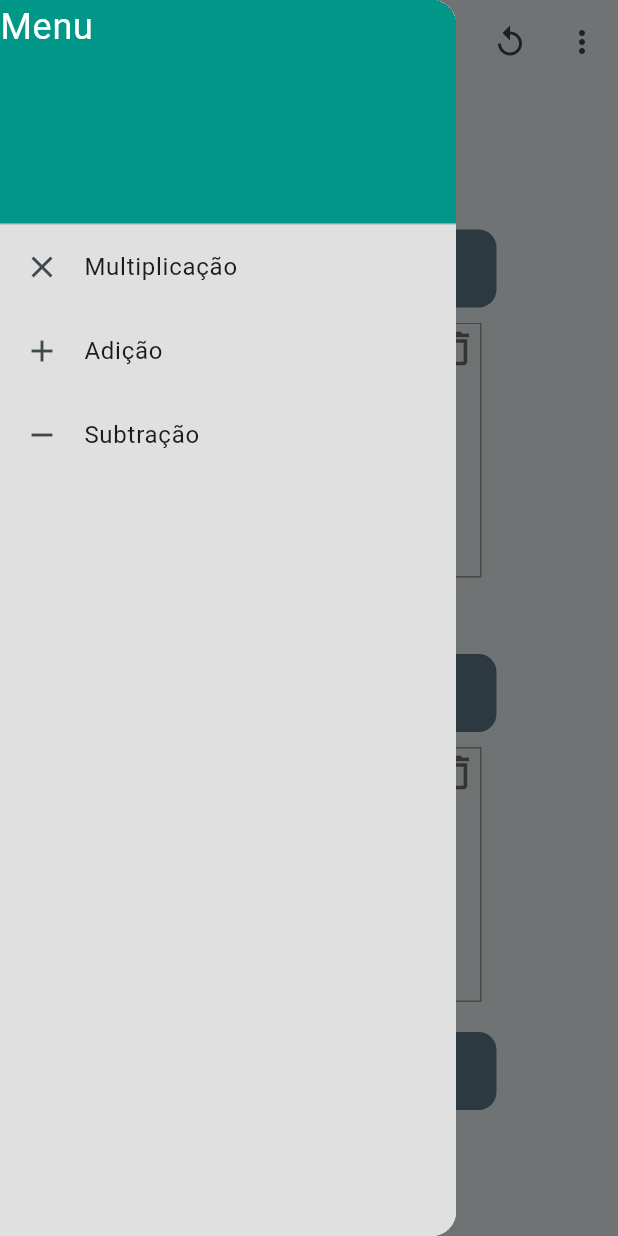
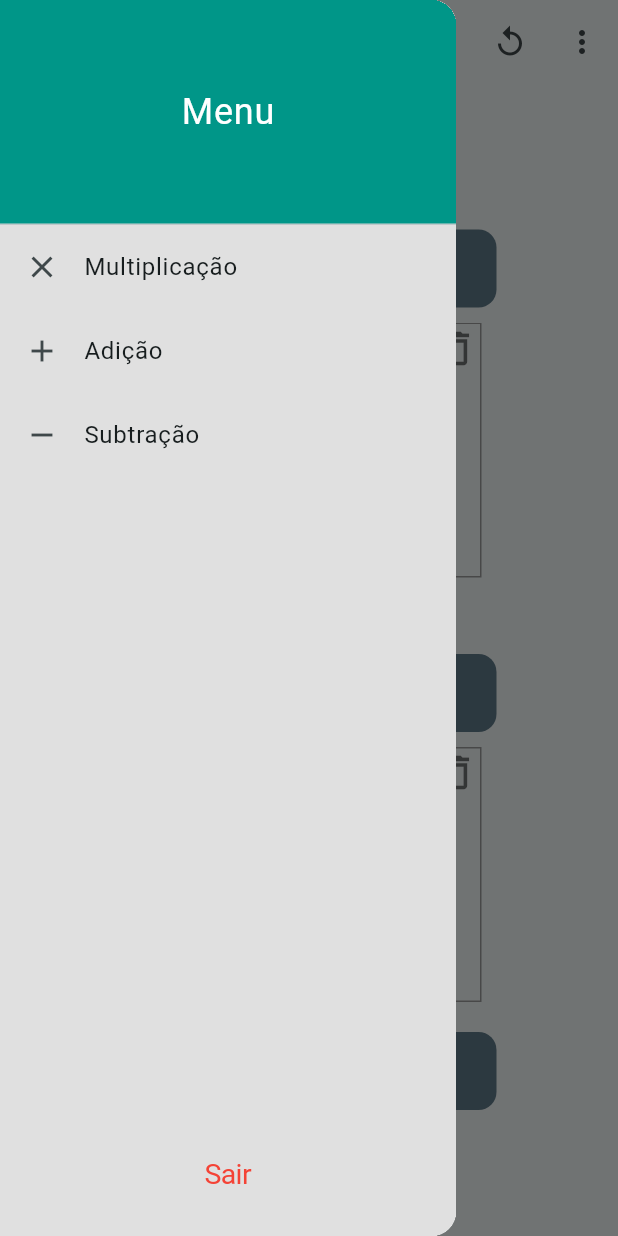
Before and after one commit to Eduardo8006/opera-o-matriz, a Flutter app: the screen it shows after launch, with the side drawer open, on a phone screen of 412 x 824 dp. Run offline on Flutter 3.47's test engine with Material 3 defaults, Android fonts, the phone set to English and light mode, and no system bars; missing offline and left inert: matrix2d.

Commit message:
Versão 1 oficialmente lançada!

```diff
--- a/lib/calculos.dart
+++ b/lib/calculos/calculos.dart
@@ -1,12 +1,18 @@
 import 'package:matrix2d/matrix2d.dart';
-import 'package:operacaomatriz/resultado.dart';
+import 'package:operacaomatriz/calculos/resultado.dart';
 
 Matrix2d m2d = const Matrix2d();
 String operacaoSelecionada = 'Multiplicação';
+
 List matriz1 = [];
 List matriz2 = [];
+
 List resultado = [];
 int linhaSelecionada = -1;
+
+int linhasMatriz1 = 1;
+int linhasMatriz2 = 1;
+
 void definirMatriz(valor, matriz) {
   valor ? matriz1 : matriz2 = matriz;
 }
--- a/lib/resultado.dart
+++ b/lib/calculos/resultado.dart
@@ -1,6 +1,6 @@
 import 'package:flutter/cupertino.dart';
 import 'package:flutter/material.dart';
-import 'package:operacaomatriz/monta_matrizes.dart';
+import 'package:operacaomatriz/calculos/monta_matrizes.dart';
 
 // ignore: non_constant_identifier_names
 Future Telaresultado(context, List a) {
--- a/lib/main.dart
+++ b/lib/main.dart
@@ -1,5 +1,5 @@
 import 'package:flutter/material.dart';
-import 'package:operacaomatriz/home.dart';
+import 'package:operacaomatriz/screens/home.dart';
 
 void main() {
   runApp(const MyApp());
--- /dev/null
+++ b/lib/screens/drawer.dart
@@ -0,0 +1,83 @@
+import 'dart:io';
+
+import 'package:flutter/cupertino.dart';
+import 'package:flutter/material.dart';
+import 'package:operacaomatriz/calculos/calculos.dart';
+import 'package:operacaomatriz/screens/widgets.dart';
+
+Drawer drawer(context) {
+  return Drawer(
+    child: Container(
+        width: MediaQuery.of(context).size.width * 0.5,
+        color: Colors.grey[300],
+        child: Column(
+          mainAxisAlignment: MainAxisAlignment.spaceBetween,
+          children: [
+            Expanded(
+              child: ListView(
+                padding: EdgeInsets.zero,
+                children: <Widget>[
+                  const SizedBox(
+                    height: 150,
+                    child: DrawerHeader(
+                        decoration: BoxDecoration(
+                          color: Colors.teal,
+                        ),
+                        margin: EdgeInsets.zero,
+                        padding: EdgeInsets.zero,
+                        child: Center(
+                          child: Text(
+                            'Menu',
+                            style: TextStyle(
+                              color: Colors.white,
+                              fontSize: 24,
+                            ),
+                          ),
+                        )),
+                  ),
+                  ListTile(
+                    leading: const Icon(Icons.close),
+                    title: const Text('Multiplicação'),
+                    onTap: () {
+                      operacaoSelecionada = 'Multiplicação';
+
+                      Navigator.pop(context);
+                    },
+                  ),
+                  ListTile(
+                    leading: const Icon(Icons.add),
+                    title: const Text('Adição'),
+                    onTap: () {
+                      operacaoSelecionada = 'Adição';
+
+                      Navigator.pop(context);
+                    },
+                  ),
+                  ListTile(
+                    leading: const Icon(Icons.remove),
+                    title: const Text('Subtração'),
+                    onTap: () {
+                      operacaoSelecionada = 'Subtração';
+
+                      Navigator.pop(context);
+                    },
+                  ),
+                ],
+              ),
+            ),
+            Container(
+              padding: EdgeInsets.fromLTRB(8, 8, 8, 15),
+              decoration: BoxDecoration(),
+              child: CupertinoButton(
+                  child: Text(
+                    'Sair',
+                    style: TextStyle(fontSize: 19, color: Colors.red),
+                  ),
+                  onPressed: () {
+                    showExitConfirmation(context);
+                  }),
+            )
+          ],
+        )),
+  );
+}
--- a/lib/home.dart
+++ b/lib/screens/home.dart
@@ -1,9 +1,10 @@
 import 'package:flutter/cupertino.dart';
 import 'package:flutter/material.dart';
-import 'package:operacaomatriz/calculos.dart';
-import 'package:operacaomatriz/creditos.dart';
-import 'package:operacaomatriz/monta_matrizes.dart';
-import 'package:operacaomatriz/widgets.dart';
+import 'package:operacaomatriz/calculos/calculos.dart';
+import 'package:operacaomatriz/screens/creditos.dart';
+import 'package:operacaomatriz/calculos/monta_matrizes.dart';
+import 'package:operacaomatriz/screens/drawer.dart';
+import 'package:operacaomatriz/screens/widgets.dart';
 
 class HomePage extends StatefulWidget {
   const HomePage({super.key});
@@ -13,9 +14,6 @@ class HomePage extends StatefulWidget {
 }
 
 class _HomePageState extends State<HomePage> {
-  int linhasMatriz1 = 0;
-  int linhasMatriz2 = 0;
-
   @override
   void setState(VoidCallback fn) {
     super.setState(fn);
@@ -30,6 +28,8 @@ class _HomePageState extends State<HomePage> {
               onPressed: () {
                 matriz1.clear();
                 matriz2.clear();
+                linhasMatriz1 = 1;
+                linhasMatriz2 = 1;
                 setState(HomePage.new);
               },
               icon: const Icon(Icons.replay_outlined)),
@@ -78,67 +78,7 @@ class _HomePageState extends State<HomePage> {
           },
         ),
       ),
-      drawer: Drawer(
-        child: Container(
-          width: MediaQuery.of(context).size.width * 0.5,
-          color: Colors.grey[300],
-          child: ListView(
-            padding: EdgeInsets.zero,
-            children: <Widget>[
-              const SizedBox(
-                height: 150,
-                child: DrawerHeader(
-                  decoration: BoxDecoration(
-                    color: Colors.teal,
-                  ),
-                  margin: EdgeInsets.zero,
-                  padding: EdgeInsets.zero,
-                  child: Text(
-                    'Menu',
-                    style: TextStyle(
-                      color: Colors.white,
-                      fontSize: 24,
-                    ),
-                  ),
-                ),
-              ),
-              ListTile(
-                leading: const Icon(Icons.close),
-                title: const Text('Multiplicação'),
-                onTap: () {
-                  setState(() {
-                    operacaoSelecionada = 'Multiplicação';
-                  });
-
-                  Navigator.pop(context);
-                },
-              ),
-              ListTile(
-                leading: const Icon(Icons.add),
-                title: const Text('Adição'),
-                onTap: () {
-                  setState(() {
-                    operacaoSelecionada = 'Adição';
-                  });
-
-                  Navigator.pop(context);
-                },
-              ),
-              ListTile(
-                leading: const Icon(Icons.remove),
-                title: const Text('Subtração'),
-                onTap: () {
-                  setState(() {
-                    operacaoSelecionada = 'Subtração';
-                  });
-
-                  Navigator.pop(context);
-                },
-              ),
-            ],
-          ),
-        ),
-      ),
+      drawer: drawer(context),
       body: SizedBox(
         width: double.infinity,
         height: double.infinity,
@@ -199,6 +139,7 @@ class _HomePageState extends State<HomePage> {
                     child: IconButton(
                       onPressed: () {
                         matriz1.clear();
+                        linhasMatriz1 = 1;
                         setState(HomePage.new);
                       },
                       icon: const Icon(Icons.delete_outline),
@@ -255,6 +196,7 @@ class _HomePageState extends State<HomePage> {
                     child: IconButton(
                       onPressed: () {
                         matriz2.clear();
+                        linhasMatriz2 = 1;
                         setState(HomePage.new);
                       },
                       icon: const Icon(Icons.delete_outline),
--- a/pubspec.yaml
+++ b/pubspec.yaml
@@ -13,6 +13,7 @@ dependencies:
   cupertino_icons: ^1.0.8
   matrix2d: ^1.0.4
   font_awesome_flutter: ^10.7.0
+  fl_chart: ^0.69.0
 
 dev_dependencies:
   flutter_test:
```
Also changed, not shown: lib/calculos/monta_matrizes.dart (renamed from lib/monta_matrizes.dart, +16 -3 lines), lib/screens/widgets.dart (renamed from lib/widgets.dart, +32 -4 lines), lib/screens/creditos.dart (renamed from lib/creditos.dart), pubspec.lock.
